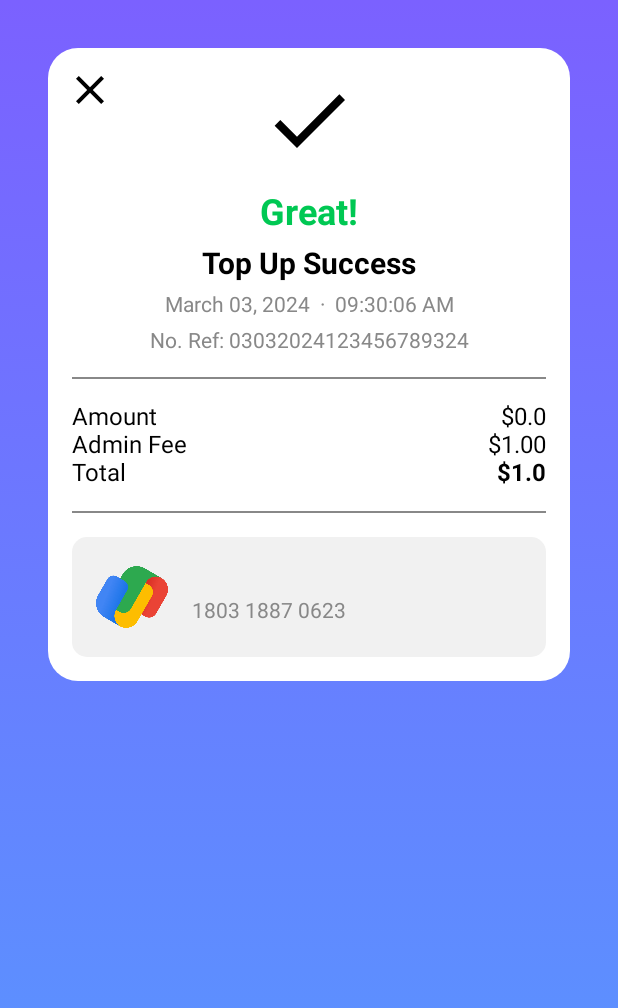
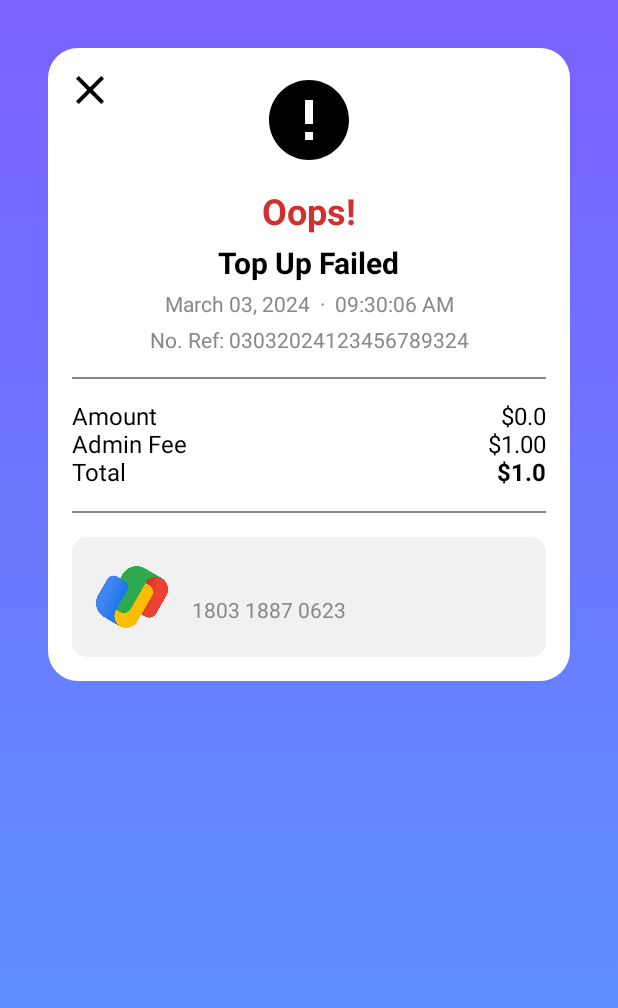
Before and after one commit to NolifekNTB/Bank-App, an Android app built with Jetpack Compose: the composable TopUpSuccessScreen called with empty values, on a phone screen of 412 x 824 dp. Shown: the top 1008 px of the screen. Run offline under Robolectric (Android 15) with nearby library versions, the phone set to English and light mode, and no system bars; 2 statements that could not run were skipped.

Commit message:
topUpSuccess screen - add failure screen texts and colors

```diff
--- a/app/src/main/java/com/example/bankapp/home/domain/HomeUseCase.kt
+++ b/app/src/main/java/com/example/bankapp/home/domain/HomeUseCase.kt
@@ -27,7 +27,8 @@ class HomeUseCase(
                 repoRealm.replaceFriends(users)
                 Result.success("Data loaded successfully")
             } else {
-                Result.failure(Exception("User not found"))
+                Log.e("HomeUseCase", "User not found, falling back to cache")
+                loadFromCache(userId)
             }
         }  catch (e: Exception) {
             Log.e("HomeUseCase", "Error loading data from Firebase, falling back to cache", e)
--- a/app/src/main/java/com/example/bankapp/home/presentation/screens/Success.kt
+++ b/app/src/main/java/com/example/bankapp/home/presentation/screens/Success.kt
@@ -20,6 +20,7 @@ import androidx.compose.foundation.Image
 import androidx.compose.material.icons.Icons
 import androidx.compose.material.icons.filled.Check
 import androidx.compose.material.icons.filled.Close
+import androidx.compose.material.icons.filled.Error
 import androidx.compose.ui.layout.ContentScale
 import androidx.compose.ui.res.painterResource
 import androidx.compose.ui.text.style.TextAlign
@@ -28,7 +29,12 @@ import com.example.bankapp.R
 
 
 @Composable
-fun TopUpSuccessScreen(selectedMethod: String, chosenAmount: Float, onNavigate: (String) -> Unit) {
+fun TopUpSuccessScreen(
+    selectedMethod: String,
+    chosenAmount: Float,
+    ifWorks: String,
+    onNavigate: (String) -> Unit)
+{
     Box(
         modifier = Modifier
             .fillMaxSize()
@@ -62,6 +68,7 @@ fun TopUpSuccessScreen(selectedMethod: String, chosenAmount: Float, onNavigate:
                 .background(Color.White, shape = RoundedCornerShape(20.dp))
                 .padding(16.dp)
         ) {
+            if (ifWorks == "works") {
                 Icon(
                     imageVector = Icons.Default.Check,
                     contentDescription = "Success Icon",
@@ -80,6 +87,26 @@ fun TopUpSuccessScreen(selectedMethod: String, chosenAmount: Float, onNavigate:
                     fontSize = 20.sp,
                     fontWeight = FontWeight.Bold
                 )
+            } else {
+                Icon(
+                    imageVector = Icons.Default.Error,
+                    contentDescription = "Failure Icon",
+                    modifier = Modifier.size(64.dp)
+                )
+                Spacer(modifier = Modifier.height(16.dp))
+                Text(
+                    text = "Oops!",
+                    fontSize = 24.sp,
+                    fontWeight = FontWeight.Bold,
+                    color = Color(0xFFD32F2F)
+                )
+                Spacer(modifier = Modifier.height(8.dp))
+                Text(
+                    text = "Top Up Failed",
+                    fontSize = 20.sp,
+                    fontWeight = FontWeight.Bold
+                )
+            }
             Spacer(modifier = Modifier.height(8.dp))
             Text(
                 text = "March 03, 2024  ·  09:30:06 AM",
```
Also changed, not shown: app/src/main/java/com/example/bankapp/core/presentation/Navigation/HomeNavGraph.kt (+8 -5 lines), app/src/main/java/com/example/bankapp/home/presentation/screens/TopUp3.kt (+4 -5 lines). Lines whose indentation alone changed are shown as unchanged.
